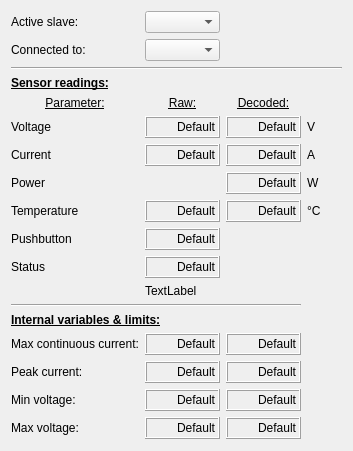
This is ui/w_battery.ui in JFDuval/flexsea-plan as Qt 5 draws it before an edit. The edited form follows.
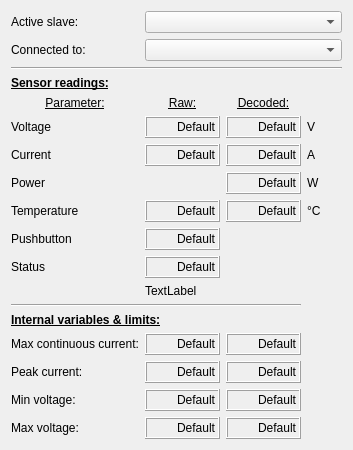
This is the edited form.

Commit message: Fat finger implementation : Execute, config, battery and gossip.

Patch:
```diff
--- a/ui/w_battery.ui
+++ b/ui/w_battery.ui
@@ -7,7 +7,7 @@
     <x>0</x>
     <y>0</y>
     <width>340</width>
-    <height>451</height>
+    <height>440</height>
    </rect>
   </property>
   <property name="windowTitle">
@@ -15,7 +15,7 @@
   </property>
   <layout class="QVBoxLayout" name="verticalLayout">
    <item>
-    <layout class="QGridLayout" name="gridLayout">
+    <layout class="QGridLayout" name="gridLayout" rowstretch="3,3,1,1,1,1,1,1,1,1,1,1,1,1,1,1,1,1">
      <item row="11" column="1" colspan="3">
       <widget class="QLabel" name="labelStatus">
        <property name="text">
@@ -272,9 +272,6 @@
        </property>
       </widget>
      </item>
-     <item row="0" column="1">
-      <widget class="QComboBox" name="comboBox_slave"/>
-     </item>
      <item row="6" column="3">
       <widget class="QLabel" name="label_10">
        <property name="minimumSize">
@@ -643,9 +640,6 @@
        </property>
       </widget>
      </item>
-     <item row="1" column="1">
-      <widget class="QComboBox" name="comboBox_slaveM"/>
-     </item>
      <item row="14" column="2">
       <widget class="QLabel" name="dispIContD">
        <property name="minimumSize">
@@ -906,21 +900,28 @@
        </property>
       </widget>
      </item>
+     <item row="0" column="1" colspan="3">
+      <widget class="QComboBox" name="comboBox_slave">
+       <property name="sizePolicy">
+        <sizepolicy hsizetype="Preferred" vsizetype="Preferred">
+         <horstretch>0</horstretch>
+         <verstretch>0</verstretch>
+        </sizepolicy>
+       </property>
+      </widget>
+     </item>
+     <item row="1" column="1" colspan="3">
+      <widget class="QComboBox" name="comboBox_slaveM">
+       <property name="sizePolicy">
+        <sizepolicy hsizetype="Preferred" vsizetype="Preferred">
+         <horstretch>0</horstretch>
+         <verstretch>0</verstretch>
+        </sizepolicy>
+       </property>
+      </widget>
+     </item>
     </layout>
    </item>
-   <item>
-    <spacer name="verticalSpacer">
-     <property name="orientation">
-      <enum>Qt::Vertical</enum>
-     </property>
-     <property name="sizeHint" stdset="0">
-      <size>
-       <width>5</width>
-       <height>5</height>
-      </size>
-     </property>
-    </spacer>
-   </item>
   </layout>
  </widget>
  <resources/>
```
The commit also changes 3 other files.
